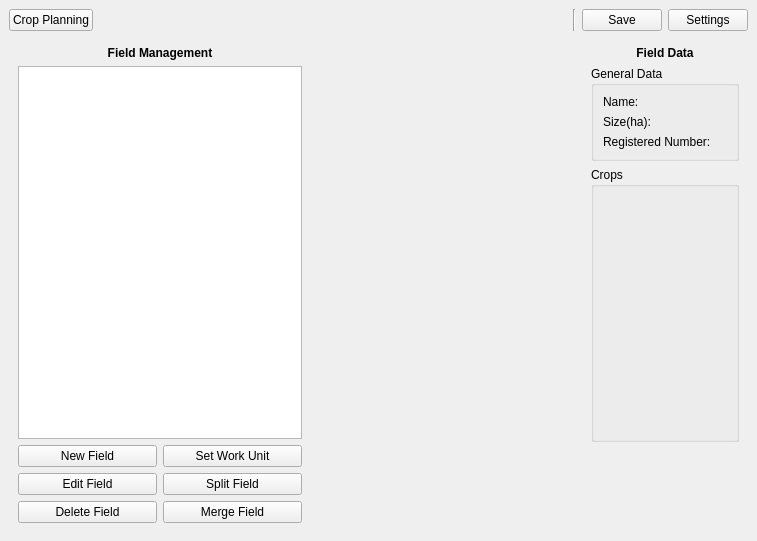
Before: the Qt Designer form Classes/GUI/qmain.ui in Sn1pescope/LVP-Basis, drawn with Qt 5.
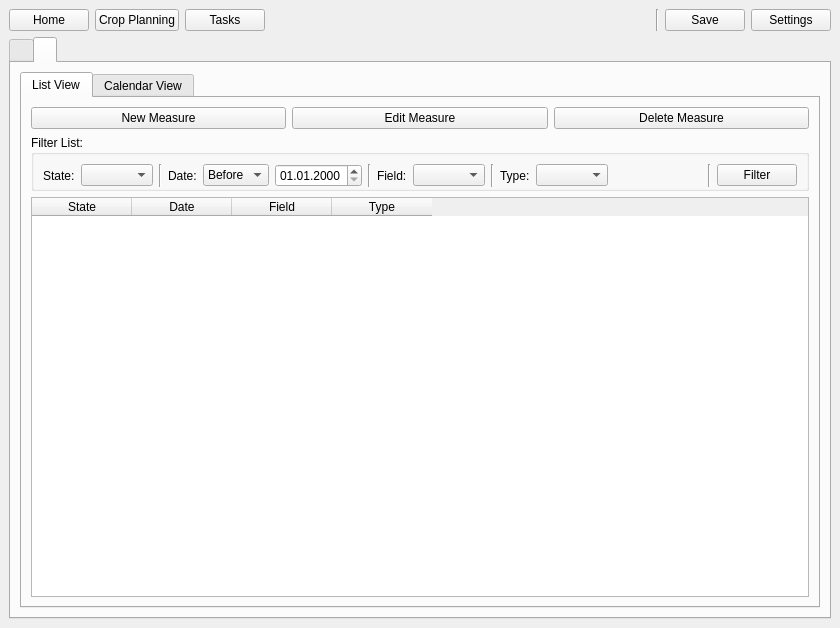
After: the same form once the commit is applied.

Commit message:
Measures system front end
Added measures list in GUI
Added measures filter system

Diff of the .ui file:
```diff
--- a/Classes/GUI/qmain.ui
+++ b/Classes/GUI/qmain.ui
@@ -9,8 +9,8 @@
    <rect>
     <x>0</x>
     <y>0</y>
-    <width>757</width>
-    <height>541</height>
+    <width>840</width>
+    <height>628</height>
    </rect>
   </property>
   <property name="sizePolicy">
@@ -26,6 +26,13 @@
    <layout class="QVBoxLayout" name="verticalLayout">
     <item>
      <layout class="QHBoxLayout" name="ControlBar">
+      <item>
+       <widget class="QPushButton" name="btnHome">
+        <property name="text">
+         <string>Home</string>
+        </property>
+       </widget>
+      </item>
       <item>
        <widget class="QPushButton" name="btnPlantingPlanningTool">
         <property name="text">
@@ -33,6 +40,13 @@
         </property>
        </widget>
       </item>
+      <item>
+       <widget class="QPushButton" name="btnTasks">
+        <property name="text">
+         <string>Tasks</string>
+        </property>
+       </widget>
+      </item>
       <item>
        <spacer name="horizontalSpacer">
         <property name="orientation">
@@ -70,13 +84,26 @@
      </layout>
     </item>
     <item>
-     <widget class="QWidget" name="mainScreen" native="true">
+     <widget class="QTabWidget" name="mainScreen">
       <property name="sizePolicy">
        <sizepolicy hsizetype="Expanding" vsizetype="Expanding">
         <horstretch>0</horstretch>
         <verstretch>0</verstretch>
        </sizepolicy>
       </property>
+      <property name="tabPosition">
+       <enum>QTabWidget::North</enum>
+      </property>
+      <property name="currentIndex">
+       <number>1</number>
+      </property>
+      <property name="tabBarAutoHide">
+       <bool>true</bool>
+      </property>
+      <widget class="QWidget" name="tabHome">
+       <attribute name="title">
+        <string/>
+       </attribute>
       <layout class="QHBoxLayout" name="horizontalLayout">
        <item>
         <layout class="QVBoxLayout" name="layoutFieldManagement">
@@ -407,6 +434,215 @@
        </item>
       </layout>
      </widget>
+      <widget class="QWidget" name="tabTasks">
+       <attribute name="title">
+        <string/>
+       </attribute>
+       <layout class="QHBoxLayout" name="horizontalLayout_3">
+        <item>
+         <widget class="QTabWidget" name="tabWidgetTasks">
+          <property name="currentIndex">
+           <number>0</number>
+          </property>
+          <widget class="QWidget" name="tabList">
+           <attribute name="title">
+            <string>List View</string>
+           </attribute>
+           <layout class="QVBoxLayout" name="verticalLayout_4">
+            <item>
+             <layout class="QHBoxLayout" name="horizontalLayout_4">
+              <property name="bottomMargin">
+               <number>0</number>
+              </property>
+              <item>
+               <widget class="QPushButton" name="btnNewMeasure">
+                <property name="text">
+                 <string>New Measure</string>
+                </property>
+               </widget>
+              </item>
+              <item>
+               <widget class="QPushButton" name="btnEditMeasure">
+                <property name="text">
+                 <string>Edit Measure</string>
+                </property>
+               </widget>
+              </item>
+              <item>
+               <widget class="QPushButton" name="btnDeleteMeasure">
+                <property name="text">
+                 <string>Delete Measure</string>
+                </property>
+               </widget>
+              </item>
+             </layout>
+            </item>
+            <item>
+             <widget class="QGroupBox" name="horizontalGroupBox_2">
+              <property name="title">
+               <string>Filter List:</string>
+              </property>
+              <property name="flat">
+               <bool>false</bool>
+              </property>
+              <property name="checkable">
+               <bool>false</bool>
+              </property>
+              <layout class="QHBoxLayout" name="horizontalLayout_5">
+               <property name="bottomMargin">
+                <number>1</number>
+               </property>
+               <item>
+                <widget class="QLabel" name="label_6">
+                 <property name="text">
+                  <string>State:</string>
+                 </property>
+                </widget>
+               </item>
+               <item>
+                <widget class="QComboBox" name="cbFilterStates"/>
+               </item>
+               <item>
+                <widget class="Line" name="line_3">
+                 <property name="orientation">
+                  <enum>Qt::Vertical</enum>
+                 </property>
+                </widget>
+               </item>
+               <item>
+                <widget class="QLabel" name="label_3">
+                 <property name="text">
+                  <string>Date:</string>
+                 </property>
+                </widget>
+               </item>
+               <item>
+                <widget class="QComboBox" name="cbFilterDate">
+                 <property name="currentIndex">
+                  <number>0</number>
+                 </property>
+                 <item>
+                  <property name="text">
+                   <string>Before</string>
+                  </property>
+                 </item>
+                 <item>
+                  <property name="text">
+                   <string>After</string>
+                  </property>
+                 </item>
+                </widget>
+               </item>
+               <item>
+                <widget class="QDateEdit" name="deFilterDate">
+                 <property name="displayFormat">
+                  <string>dd.MM.yyyy</string>
+                 </property>
+                </widget>
+               </item>
+               <item>
+                <widget class="Line" name="line_2">
+                 <property name="orientation">
+                  <enum>Qt::Vertical</enum>
+                 </property>
+                </widget>
+               </item>
+               <item>
+                <widget class="QLabel" name="label_7">
+                 <property name="text">
+                  <string>Field:</string>
+                 </property>
+                </widget>
+               </item>
+               <item>
+                <widget class="QComboBox" name="cbFilterField"/>
+               </item>
+               <item>
+                <widget class="Line" name="line_4">
+                 <property name="orientation">
+                  <enum>Qt::Vertical</enum>
+                 </property>
+                </widget>
+               </item>
+               <item>
+                <widget class="QLabel" name="label_8">
+                 <property name="text">
+                  <string>Type:</string>
+                 </property>
+                </widget>
+               </item>
+               <item>
+                <widget class="QComboBox" name="cbFilterType"/>
+               </item>
+               <item>
+                <spacer name="horizontalSpacer_2">
+                 <property name="orientation">
+                  <enum>Qt::Horizontal</enum>
+                 </property>
+                 <property name="sizeHint" stdset="0">
+                  <size>
+                   <width>40</width>
+                   <height>20</height>
+                  </size>
+                 </property>
+                </spacer>
+               </item>
+               <item>
+                <widget class="Line" name="line_5">
+                 <property name="orientation">
+                  <enum>Qt::Vertical</enum>
+                 </property>
+                </widget>
+               </item>
+               <item>
+                <widget class="QPushButton" name="btnFilter">
+                 <property name="text">
+                  <string>Filter</string>
+                 </property>
+                </widget>
+               </item>
+              </layout>
+             </widget>
+            </item>
+            <item>
+             <widget class="QTableWidget" name="listMeasures">
+              <property name="editTriggers">
+               <set>QAbstractItemView::NoEditTriggers</set>
+              </property>
+              <column>
+               <property name="text">
+                <string>State</string>
+               </property>
+              </column>
+              <column>
+               <property name="text">
+                <string>Date</string>
+               </property>
+              </column>
+              <column>
+               <property name="text">
+                <string>Field</string>
+               </property>
+              </column>
+              <column>
+               <property name="text">
+                <string>Type</string>
+               </property>
+              </column>
+             </widget>
+            </item>
+           </layout>
+          </widget>
+          <widget class="QWidget" name="tabCalendar">
+           <attribute name="title">
+            <string>Calendar View</string>
+           </attribute>
+          </widget>
+         </widget>
+        </item>
+       </layout>
+      </widget>
+     </widget>
     </item>
    </layout>
   </widget>
```
Left out of the diff: 240 changed lines with no effect on the pictures. Lines whose indentation alone changed are shown as unchanged. The commit also changes 9 other files.
